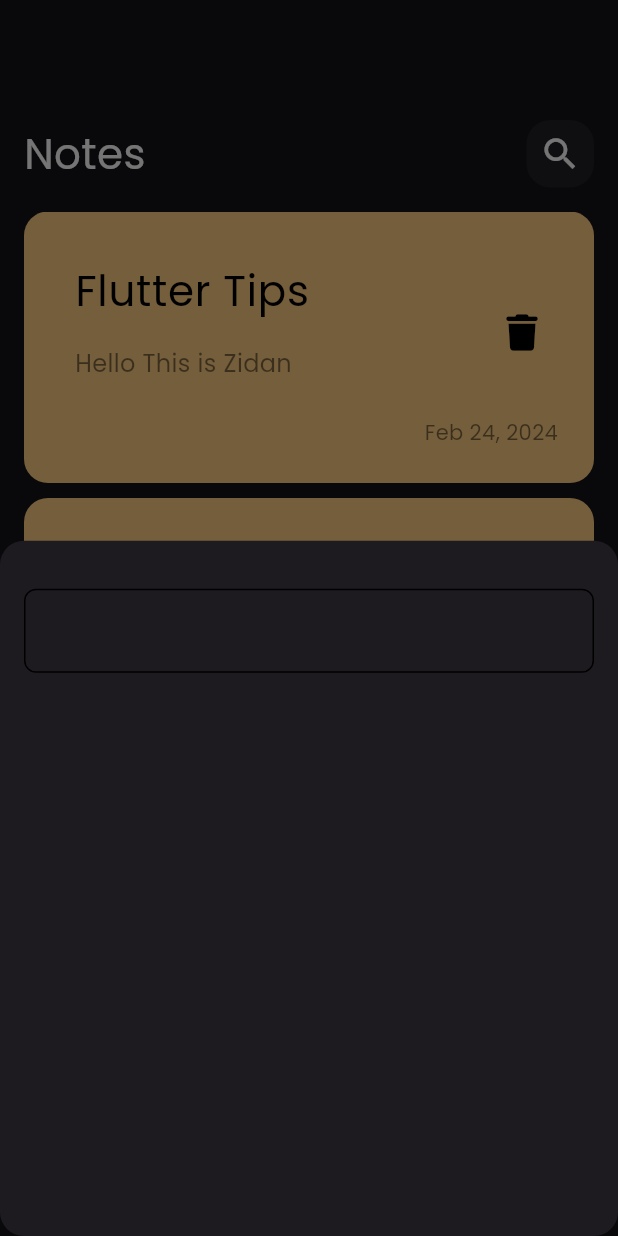
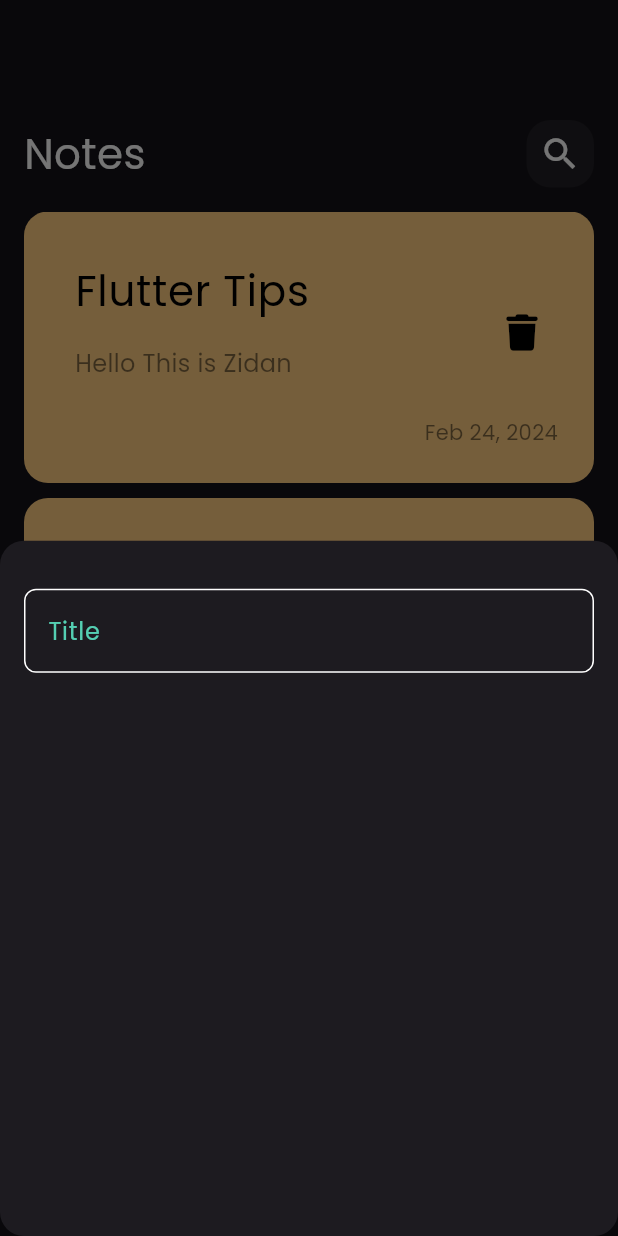
Before and after one commit to mozidan27/note-app-windows, a Flutter app: the screen it shows after launch, after a tap on the "add" icon, on a phone screen of 412 x 824 dp. Run offline on Flutter 3.47's test engine with Material 3 defaults, Android fonts, the phone set to English and light mode, and no system bars; our stand-ins replace font_awesome_flutter.

Commit message:
bulid text field

```diff
--- /dev/null
+++ b/lib/constants.dart
@@ -0,0 +1,3 @@
+import 'package:flutter/material.dart';
+
+const kPrimeryColor = Color(0xff62fcd7);
--- a/lib/views/widgets/custom_text_field.dart
+++ b/lib/views/widgets/custom_text_field.dart
@@ -1,4 +1,5 @@
 import 'package:flutter/material.dart';
+import 'package:note_app/constants.dart';
 
 class CustomTextField extends StatelessWidget {
   const CustomTextField({super.key});
@@ -6,16 +7,20 @@ class CustomTextField extends StatelessWidget {
   @override
   Widget build(BuildContext context) {
     return TextField(
+      cursorColor: kPrimeryColor,
       decoration: InputDecoration(
+        hintText: 'Title',
+        hintStyle: TextStyle(color: kPrimeryColor.withOpacity(0.8)),
         border: OutlineInputBorder(
           borderRadius: BorderRadius.circular(8),
         ),
         enabledBorder: OutlineInputBorder(
+            borderRadius: BorderRadius.circular(8),
+            borderSide: const BorderSide(color: Colors.white)),
+        focusedBorder: OutlineInputBorder(
           borderRadius: BorderRadius.circular(8),
+          borderSide: const BorderSide(color: kPrimeryColor),
         ),
-        focusedBorder: OutlineInputBorder(
-            borderRadius: BorderRadius.circular(8),
-            borderSide: const BorderSide(color: Colors.yellow)),
       ),
     );
   }
```
